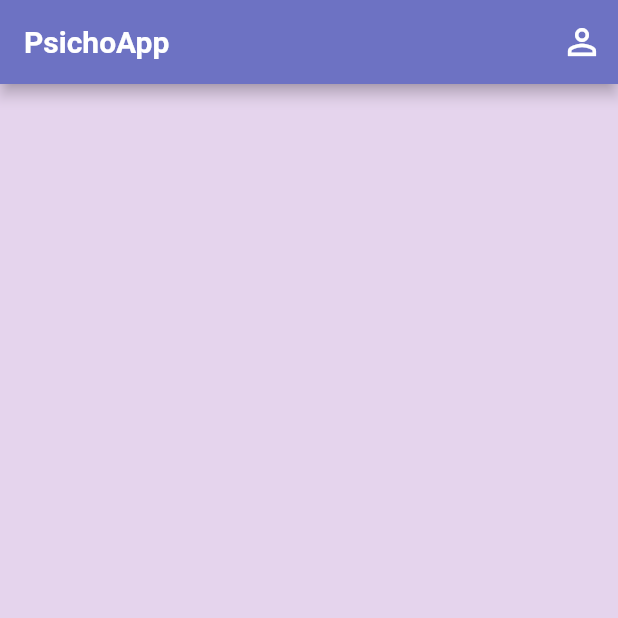
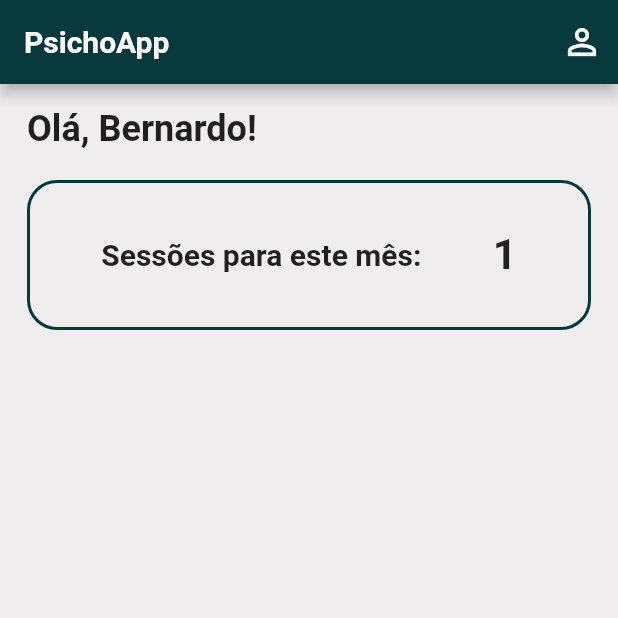
Before and after one commit to BerPGR/flutter-psychology-app, a Flutter app: the screen it shows after launch, on a phone screen of 412 x 824 dp, the top half of it. Run offline on Flutter 3.47's test engine with Material 2 defaults, Android fonts, the phone set to English and light mode, and no system bars; our stand-ins replace google_fonts.

Commit message:
Created first section that contains the welcome and the amount of sessions for the month

```diff
--- a/lib/colors/palette.dart
+++ b/lib/colors/palette.dart
@@ -1,9 +1,9 @@
 import 'package:flutter/material.dart';
 
 class Palette {
-  static const Color dark_purple = Color(0xFF1D1128);
-  static const Color davy_grey = Color(0xFF514F59);
-  static const Color rebecca_purple = Color(0xFF5941A9);
-  static const Color slate_blue = Color(0xFF6D72C3);
-  static const Color pale_purple = Color(0xFFE5D4ED);
+  static const Color night = Color(0xFF0A090C);
+  static const Color midnight_green = Color(0xFF07393C);
+  static const Color caribbean_current = Color(0xFF2C666E);
+  static const Color photo_blue = Color(0xFF90DDF0);
+  static const Color flash_white = Color(0xFFF0EDEE);
 }
--- a/lib/main.dart
+++ b/lib/main.dart
@@ -16,7 +16,7 @@ class MyApp extends StatelessWidget {
       title: "This is a psichology app - Girlfriend's idea",
       debugShowCheckedModeBanner: false,
       theme: ThemeData(
-        scaffoldBackgroundColor: Palette.pale_purple,
+        scaffoldBackgroundColor: Palette.flash_white,
         textTheme: GoogleFonts.titilliumWebTextTheme(),
       ),
       home: HomePage(),
--- a/lib/screens/home_page.dart
+++ b/lib/screens/home_page.dart
@@ -14,8 +14,11 @@ class _HomePageState extends State<HomePage> {
   @override
   Widget build(BuildContext context) {
     return Scaffold(
+      /*
+        AppBar with Title and a button that will direct the user to the profile page
+      */
       appBar: AppBar(
-        backgroundColor: Palette.slate_blue,
+        backgroundColor: Palette.midnight_green,
         title: Text(
           "PsichoApp",
           style: TextStyle(fontWeight: FontWeight.bold),
@@ -29,11 +32,59 @@ class _HomePageState extends State<HomePage> {
               ))
         ],
       ),
+      /*
+        Body of our app that will be scrollable
+      */
       body: Stack(
         children: [
           SingleChildScrollView(
-            child: Column(
-              children: [],
+            child: Padding(
+              padding: const EdgeInsets.symmetric(horizontal: 18),
+              child: Column(
+                crossAxisAlignment: CrossAxisAlignment.start,
+                children: [
+                  /*
+                    Text saying hello with the user name
+                  */
+                  Padding(
+                    padding: const EdgeInsets.only(top: 16),
+                    child: Text(
+                      "Olá, Bernardo!",
+                      style:
+                          TextStyle(fontSize: 24, fontWeight: FontWeight.bold),
+                    ),
+                  ),
+                  /*
+                    This is a container that shows the amount of sessions
+                    the user will have for the month
+                  */
+                  Container(
+                    margin: EdgeInsets.only(top: 20),
+                    height: 100,
+                    decoration: BoxDecoration(
+                        borderRadius: BorderRadius.circular(20),
+                        color: Colors.transparent,
+                        border: Border.all(
+                            width: 2, color: Palette.midnight_green)),
+                    child: Row(
+                      mainAxisAlignment: MainAxisAlignment.spaceEvenly,
+                      crossAxisAlignment: CrossAxisAlignment.center,
+                      children: [
+                        Text(
+                          "Sessões para este mês:",
+                          style: TextStyle(
+                              fontWeight: FontWeight.w600, fontSize: 20),
+                        ),
+                        Text(
+                          "1",
+                          style: TextStyle(
+                              fontWeight: FontWeight.w600, fontSize: 28),
+                        ),
+                      ],
+                    ),
+                  ),
+                ],
+              ),
             ),
           ),
         ],
```
Also changed, not shown: 1 other file.
